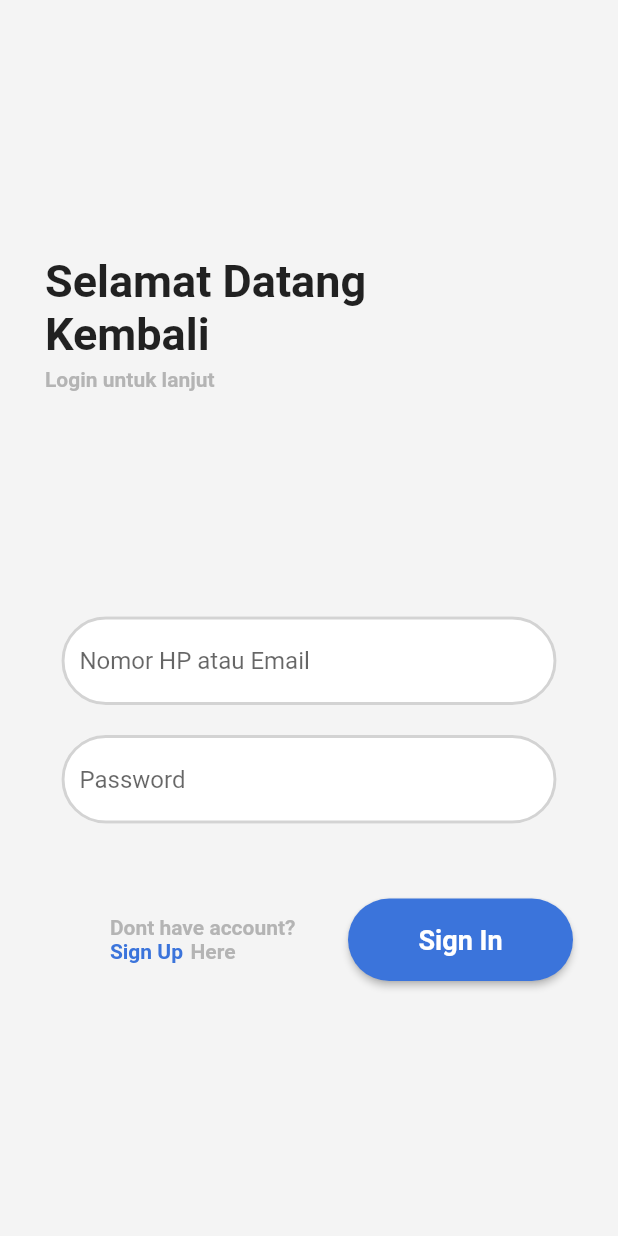
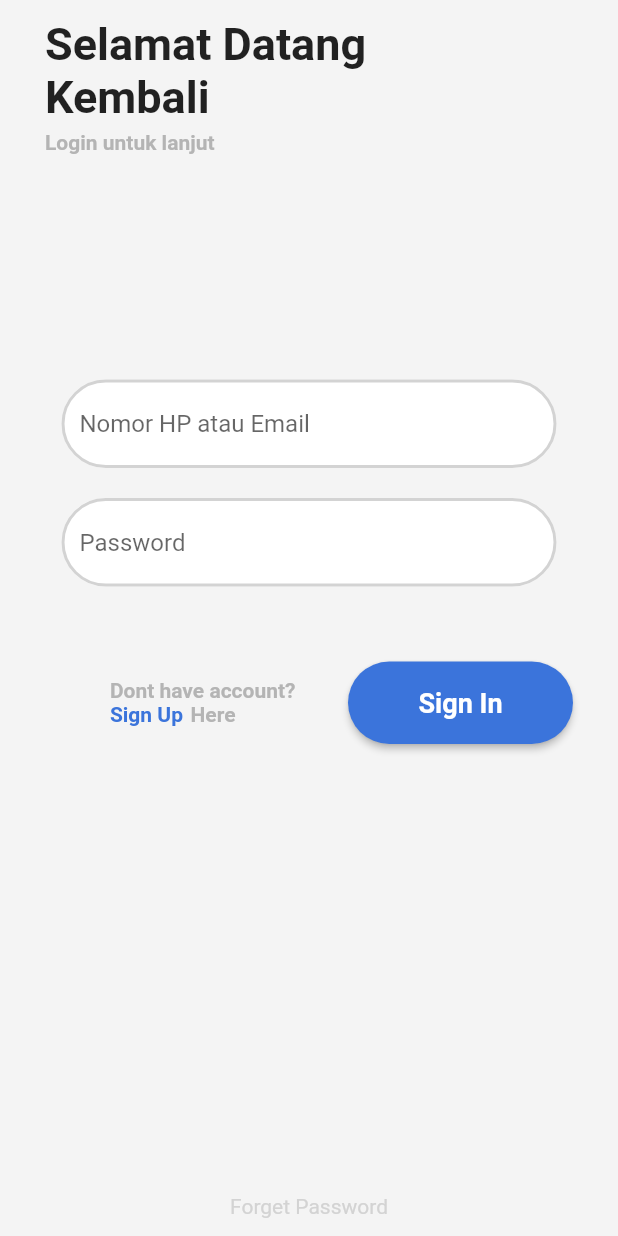
Before and after one commit to bagassj/Mterials, a Flutter app: the screen it shows after launch, on a phone screen of 412 x 824 dp. Run offline on Flutter 3.47's test engine with Material 2 defaults, Android fonts, the phone set to English and light mode, and no system bars; Roboto replaces fonts that are missing (Montserrat); project files that could hold a hidden picture were left out.

Commit message:
Menambah tulisan forget password

```diff
--- a/lib/screen/sign_in.dart
+++ b/lib/screen/sign_in.dart
@@ -166,6 +166,18 @@ class _SignInScreenState extends State<SignInScreen> {
 
               ],
             ),
+
+            Container(
+              margin: EdgeInsets.only(top: 300),
+              alignment: Alignment.bottomCenter,
+              child: Text(
+                'Forget Password',
+                style: TextStyle(
+                  color: mGray,
+                ),
+              ),
+            )
+
             ],
           ),
         ),
```
